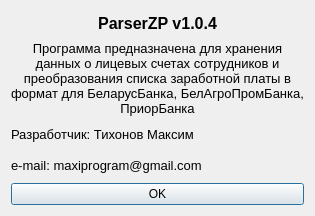
Before: the Qt Designer form aboutform.ui in maxiprogram/ParserZP, drawn with Qt 5.
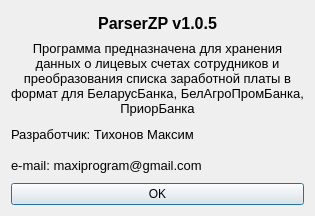
After: the same form once the commit is applied.

```diff
--- a/aboutform.ui
+++ b/aboutform.ui
@@ -36,7 +36,7 @@
       </font>
      </property>
      <property name="text">
-      <string>ParserZP v1.0.4</string>
+      <string>ParserZP v1.0.5</string>
      </property>
      <property name="alignment">
       <set>Qt::AlignCenter</set>
```
